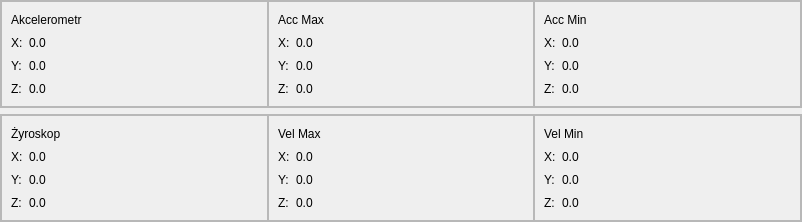
This is mainwindow.ui in Dezinter8/imu_test as Qt 5 draws it before an edit. The edited form follows.
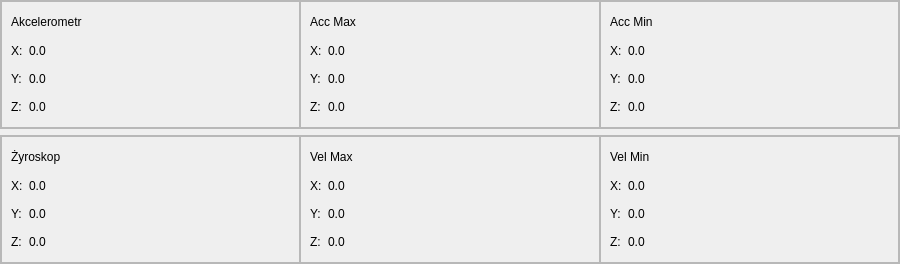
This is the edited form.

Commit message: naprawienie sporadycznego zamrażania

Diff of the .ui file:
```diff
--- a/mainwindow.ui
+++ b/mainwindow.ui
@@ -6,8 +6,8 @@
    <rect>
     <x>0</x>
     <y>0</y>
-    <width>802</width>
-    <height>222</height>
+    <width>900</width>
+    <height>264</height>
    </rect>
   </property>
   <property name="windowTitle">
@@ -32,6 +32,12 @@
     </property>
     <item>
      <widget class="QFrame" name="frame">
+      <property name="minimumSize">
+       <size>
+        <width>900</width>
+        <height>100</height>
+       </size>
+      </property>
       <property name="frameShape">
        <enum>QFrame::StyledPanel</enum>
       </property>
@@ -56,6 +62,12 @@
        </property>
        <item>
         <widget class="QFrame" name="acc_frame">
+         <property name="minimumSize">
+          <size>
+           <width>0</width>
+           <height>0</height>
+          </size>
+         </property>
          <property name="frameShape">
           <enum>QFrame::StyledPanel</enum>
          </property>
@@ -117,6 +129,12 @@
        </item>
        <item>
         <widget class="QFrame" name="acc_max_frame">
+         <property name="minimumSize">
+          <size>
+           <width>0</width>
+           <height>0</height>
+          </size>
+         </property>
          <property name="frameShape">
           <enum>QFrame::StyledPanel</enum>
          </property>
@@ -178,6 +196,12 @@
        </item>
        <item>
         <widget class="QFrame" name="acc_min_frame">
+         <property name="minimumSize">
+          <size>
+           <width>0</width>
+           <height>0</height>
+          </size>
+         </property>
          <property name="frameShape">
           <enum>QFrame::StyledPanel</enum>
          </property>
@@ -242,6 +266,12 @@
     </item>
     <item>
      <widget class="QFrame" name="frame_3">
+      <property name="minimumSize">
+       <size>
+        <width>900</width>
+        <height>100</height>
+       </size>
+      </property>
       <property name="frameShape">
        <enum>QFrame::StyledPanel</enum>
       </property>
```
The commit also changes 2 other files.
